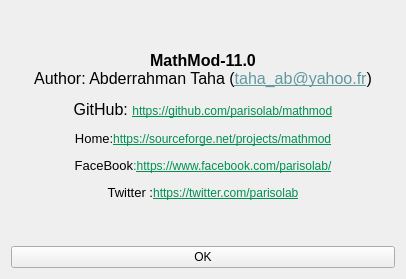
parisolab/mathmod, file ui_forms/about.ui: the form before one commit.
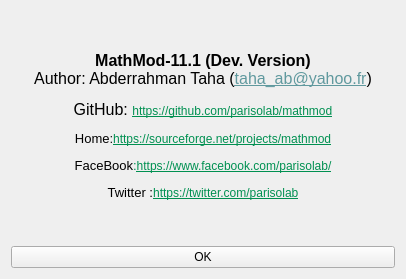
The form after the commit.

Commit message: #184 BUG: MathMod-11.0 with Green surfaces on MacBook Pro 16" +MacOS Catalina

The edit to the form file:
```diff
--- a/ui_forms/about.ui
+++ b/ui_forms/about.ui
@@ -20,7 +20,7 @@
       <font/>
      </property>
      <property name="text">
-      <string>&lt;html&gt;&lt;head/&gt;&lt;body&gt;&lt;p align=&quot;center&quot;&gt;&lt;span style=&quot; font-size:12pt; font-weight:600;&quot;&gt;MathMod-11.0&lt;/span&gt;&lt;br/&gt;&lt;span style=&quot; font-size:12pt;&quot;&gt;Author: Abderrahman Taha (&lt;/span&gt;&lt;a href=&quot;taha_ab@yahoo.fr&quot;&gt;&lt;span style=&quot; font-size:12pt; text-decoration: underline; color:#60999e;&quot;&gt;taha_ab@yahoo.fr&lt;/span&gt;&lt;/a&gt;&lt;span style=&quot; font-size:12pt;&quot;&gt;)&lt;/span&gt;&lt;/p&gt;&lt;p align=&quot;center&quot;&gt;&lt;span style=&quot; font-size:12pt;&quot;&gt;GitHub: &lt;/span&gt;&lt;a href=&quot;https://github.com/parisolab/mathmod&quot;&gt;&lt;span style=&quot; text-decoration: underline; color:#009051;&quot;&gt;https://github.com/parisolab/mathmod&lt;/span&gt;&lt;/a&gt;&lt;/p&gt;&lt;p align=&quot;center&quot;&gt;&lt;span style=&quot; font-size:10pt;&quot;&gt;Home&lt;/span&gt;&lt;span style=&quot; font-size:10pt; color:#131313;&quot;&gt;:&lt;/span&gt;&lt;a href=&quot;https://sourceforge.net/projects/mathmod&quot;&gt;&lt;span style=&quot; text-decoration: underline; color:#009051;&quot;&gt;https://sourceforge.net/projects/mathmod&lt;/span&gt;&lt;/a&gt;&lt;/p&gt;&lt;p align=&quot;center&quot;&gt;&lt;span style=&quot; font-size:10pt;&quot;&gt;FaceBook&lt;/span&gt;&lt;span style=&quot; font-size:10pt; color:#009051;&quot;&gt;:&lt;/span&gt;&lt;a href=&quot;https://www.facebook.com/parisolab/&quot;&gt;&lt;span style=&quot; text-decoration: underline; color:#009051;&quot;&gt;https://www.facebook.com/parisolab/&lt;/span&gt;&lt;/a&gt;&lt;/p&gt;&lt;p align=&quot;center&quot;&gt;&lt;span style=&quot; font-size:10pt;&quot;&gt;Twitter :&lt;/span&gt;&lt;a href=&quot;https://twitter.com/parisolab&quot;&gt;&lt;span style=&quot; text-decoration: underline; color:#009051;&quot;&gt;https://twitter.com/parisolab&lt;/span&gt;&lt;/a&gt;&lt;/p&gt;&lt;/body&gt;&lt;/html&gt;</string>
+      <string>&lt;html&gt;&lt;head/&gt;&lt;body&gt;&lt;p align=&quot;center&quot;&gt;&lt;span style=&quot; font-size:12pt; font-weight:600;&quot;&gt;MathMod-11.1 (Dev. Version)&lt;/span&gt;&lt;br/&gt;&lt;span style=&quot; font-size:12pt;&quot;&gt;Author: Abderrahman Taha (&lt;/span&gt;&lt;a href=&quot;taha_ab@yahoo.fr&quot;&gt;&lt;span style=&quot; font-size:12pt; text-decoration: underline; color:#60999e;&quot;&gt;taha_ab@yahoo.fr&lt;/span&gt;&lt;/a&gt;&lt;span style=&quot; font-size:12pt;&quot;&gt;)&lt;/span&gt;&lt;/p&gt;&lt;p align=&quot;center&quot;&gt;&lt;span style=&quot; font-size:12pt;&quot;&gt;GitHub: &lt;/span&gt;&lt;a href=&quot;https://github.com/parisolab/mathmod&quot;&gt;&lt;span style=&quot; text-decoration: underline; color:#009051;&quot;&gt;https://github.com/parisolab/mathmod&lt;/span&gt;&lt;/a&gt;&lt;/p&gt;&lt;p align=&quot;center&quot;&gt;&lt;span style=&quot; font-size:10pt;&quot;&gt;Home&lt;/span&gt;&lt;span style=&quot; font-size:10pt; color:#131313;&quot;&gt;:&lt;/span&gt;&lt;a href=&quot;https://sourceforge.net/projects/mathmod&quot;&gt;&lt;span style=&quot; text-decoration: underline; color:#009051;&quot;&gt;https://sourceforge.net/projects/mathmod&lt;/span&gt;&lt;/a&gt;&lt;/p&gt;&lt;p align=&quot;center&quot;&gt;&lt;span style=&quot; font-size:10pt;&quot;&gt;FaceBook&lt;/span&gt;&lt;span style=&quot; font-size:10pt; color:#009051;&quot;&gt;:&lt;/span&gt;&lt;a href=&quot;https://www.facebook.com/parisolab/&quot;&gt;&lt;span style=&quot; text-decoration: underline; color:#009051;&quot;&gt;https://www.facebook.com/parisolab/&lt;/span&gt;&lt;/a&gt;&lt;/p&gt;&lt;p align=&quot;center&quot;&gt;&lt;span style=&quot; font-size:10pt;&quot;&gt;Twitter :&lt;/span&gt;&lt;a href=&quot;https://twitter.com/parisolab&quot;&gt;&lt;span style=&quot; text-decoration: underline; color:#009051;&quot;&gt;https://twitter.com/parisolab&lt;/span&gt;&lt;/a&gt;&lt;/p&gt;&lt;/body&gt;&lt;/html&gt;</string>
      </property>
      <property name="wordWrap">
       <bool>false</bool>
```
The commit also changes 9 other files.
